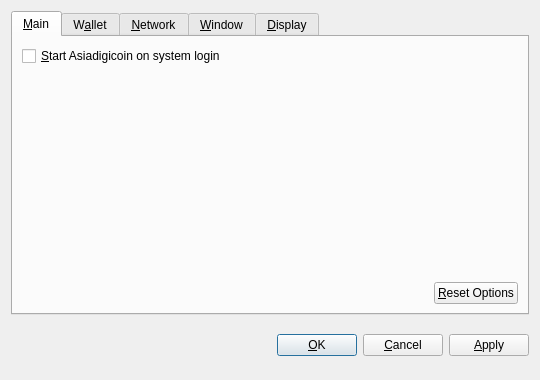
sansicoin/educoin_v2, file src/qt/forms/optionsdialog.ui: the form before one commit.
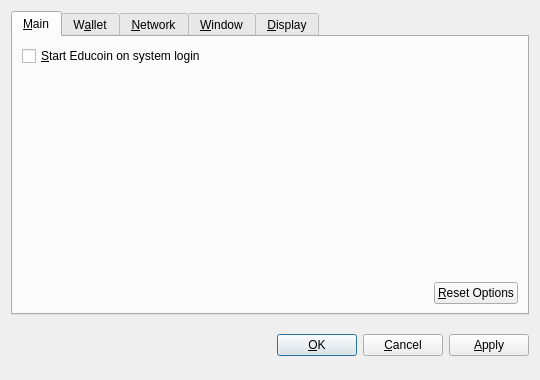
The form after the commit. Custom widgets are drawn as their Qt base class.

Patch:
```diff
--- a/src/qt/forms/optionsdialog.ui
+++ b/src/qt/forms/optionsdialog.ui
@@ -36,7 +36,7 @@
           <string>Automatically start Asiadigicoin after logging in to the system.</string>
          </property>
          <property name="text">
-          <string>&amp;Start Asiadigicoin on system login</string>
+          <string>&amp;Start Educoin on system login</string>
          </property>
         </widget>
        </item>
```
Left out of the diff: 10 changed lines with no effect on the pictures.
